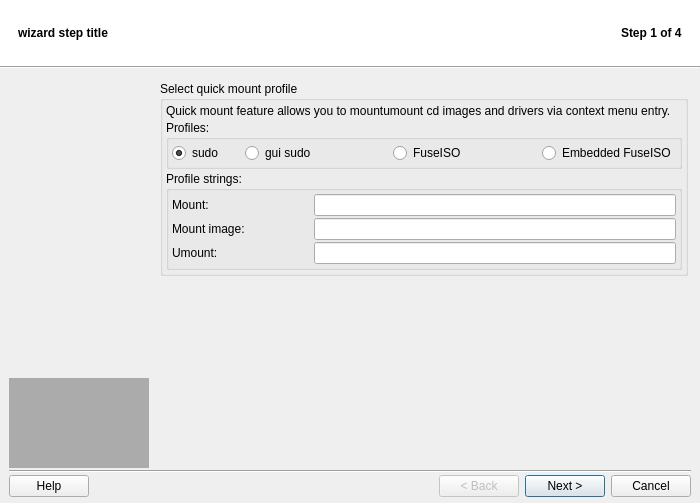
This is src/q4wine-gui/uis/Wizard.ui in brezerk/q4wine as Qt 5 draws it before an edit. The edited form follows.
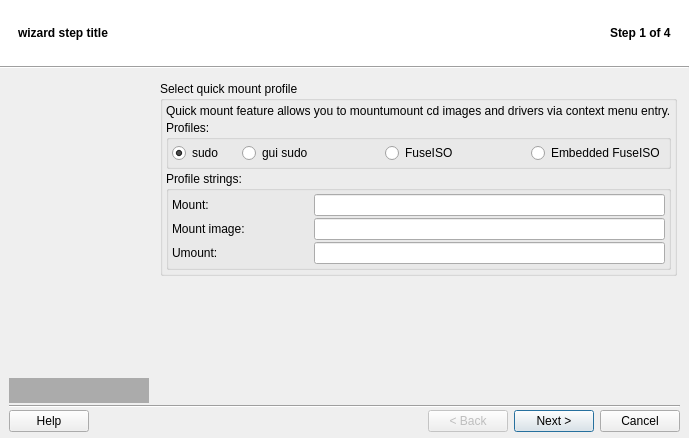
This is the edited form. Icons and pictures are not drawn.

The edit to the form file:
```diff
--- a/src/q4wine-gui/uis/Wizard.ui
+++ b/src/q4wine-gui/uis/Wizard.ui
@@ -10,8 +10,8 @@
    <rect>
     <x>0</x>
     <y>0</y>
-    <width>700</width>
-    <height>503</height>
+    <width>689</width>
+    <height>438</height>
    </rect>
   </property>
   <property name="windowTitle">
```
